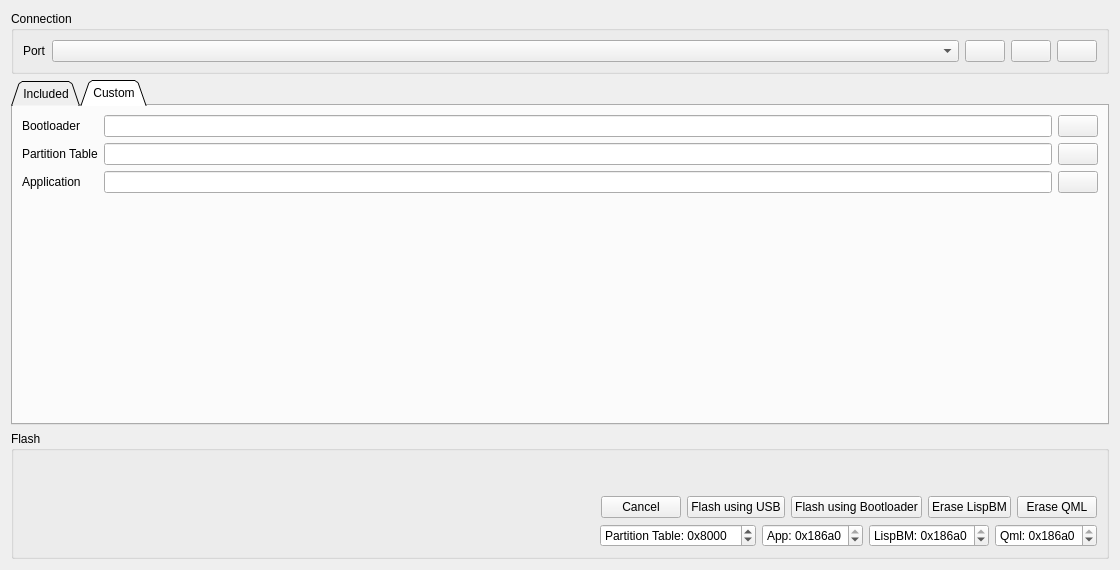
First picture: the form in pages/pageespprog.ui, repository njupt-robomasters/vesc_tool-zh, before the edit.
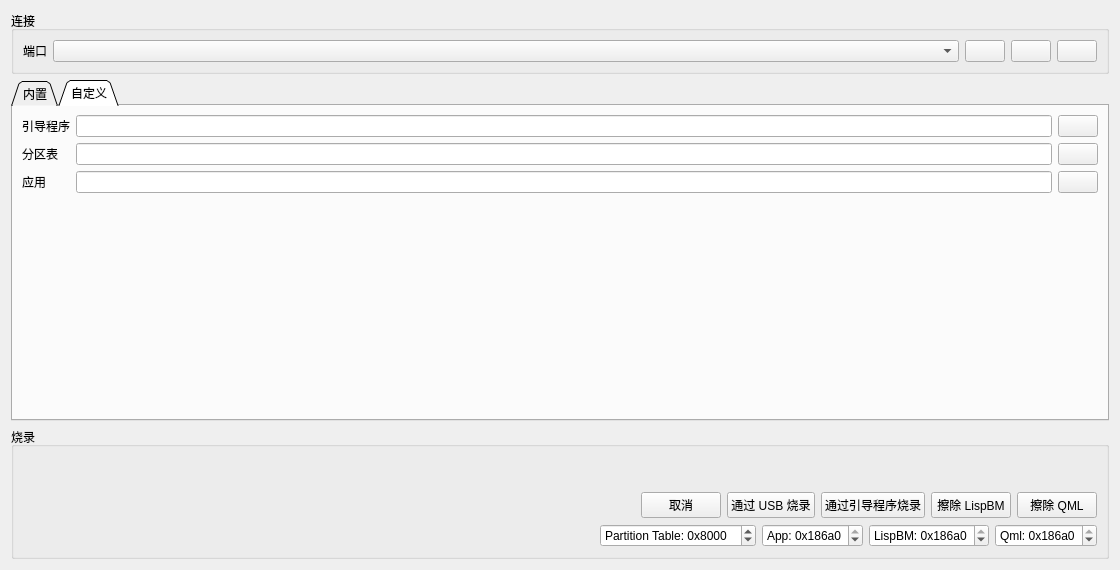
Second picture: the form after the edit. The open tabs and pages were chosen to show the change. Icons and pictures are not drawn. Custom widgets are drawn as their Qt base class.

Patch:
```diff
--- a/pages/pageespprog.ui
+++ b/pages/pageespprog.ui
@@ -17,7 +17,7 @@
    <item>
     <widget class="QGroupBox" name="groupBox">
      <property name="title">
-      <string>Connection</string>
+      <string>连接</string>
      </property>
      <layout class="QVBoxLayout" name="verticalLayout">
       <item>
@@ -25,7 +25,7 @@
         <item>
          <widget class="QLabel" name="label_2">
           <property name="text">
-           <string>Port</string>
+           <string>端口</string>
           </property>
          </widget>
         </item>
@@ -117,7 +117,7 @@
      </property>
      <widget class="QWidget" name="tab">
       <attribute name="title">
-       <string>Included</string>
+       <string>内置</string>
       </attribute>
       <layout class="QVBoxLayout" name="verticalLayout_5">
        <item>
@@ -131,7 +131,7 @@
      </widget>
      <widget class="QWidget" name="tab_2">
       <attribute name="title">
-       <string>Custom</string>
+       <string>自定义</string>
       </attribute>
       <layout class="QVBoxLayout" name="verticalLayout_3" stretch="0,1">
        <item>
@@ -139,7 +139,7 @@
          <item row="0" column="0">
           <widget class="QLabel" name="label">
            <property name="text">
-            <string>Bootloader</string>
+            <string>引导程序</string>
            </property>
           </widget>
          </item>
@@ -169,7 +169,7 @@
          <item row="1" column="0">
           <widget class="QLabel" name="label_3">
            <property name="text">
-            <string>Partition Table</string>
+            <string>分区表</string>
            </property>
           </widget>
          </item>
@@ -199,7 +199,7 @@
          <item row="2" column="0">
           <widget class="QLabel" name="label_4">
            <property name="text">
-            <string>Application</string>
+            <string>应用</string>
            </property>
           </widget>
          </item>
@@ -248,7 +248,7 @@
    <item>
     <widget class="QGroupBox" name="groupBox_2">
      <property name="title">
-      <string>Flash</string>
+      <string>烧录</string>
      </property>
      <layout class="QVBoxLayout" name="verticalLayout_4">
       <item>
@@ -285,14 +285,14 @@
         <item>
          <widget class="QPushButton" name="cancelButton">
           <property name="text">
-           <string>Cancel</string>
+           <string>取消</string>
           </property>
          </widget>
         </item>
         <item>
          <widget class="QPushButton" name="flashButton">
           <property name="text">
-           <string>Flash using USB</string>
+           <string>通过 USB 烧录</string>
           </property>
           <property name="icon">
            <iconset resource="../res.qrc">
@@ -306,21 +306,21 @@
            <string>Flash using the bootloader. Requires that the vesc-firmware alredy is present.</string>
           </property>
           <property name="text">
-           <string>Flash using Bootloader</string>
+           <string>通过引导程序烧录</string>
           </property>
          </widget>
         </item>
         <item>
          <widget class="QPushButton" name="eraseLispButton">
           <property name="text">
-           <string>Erase LispBM</string>
+           <string>擦除 LispBM</string>
           </property>
          </widget>
         </item>
         <item>
          <widget class="QPushButton" name="eraseQmlButton">
           <property name="text">
-           <string>Erase QML</string>
+           <string>擦除 QML</string>
           </property>
          </widget>
         </item>
```
Left out of the diff: 16 changed lines with no effect on the pictures.
